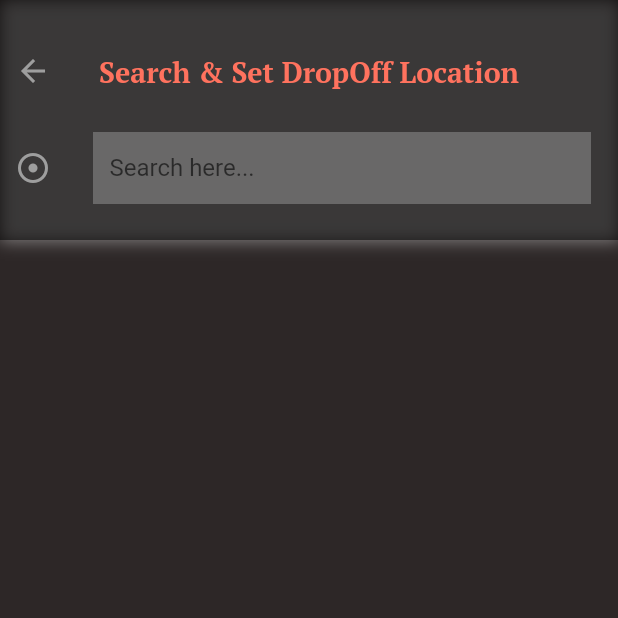
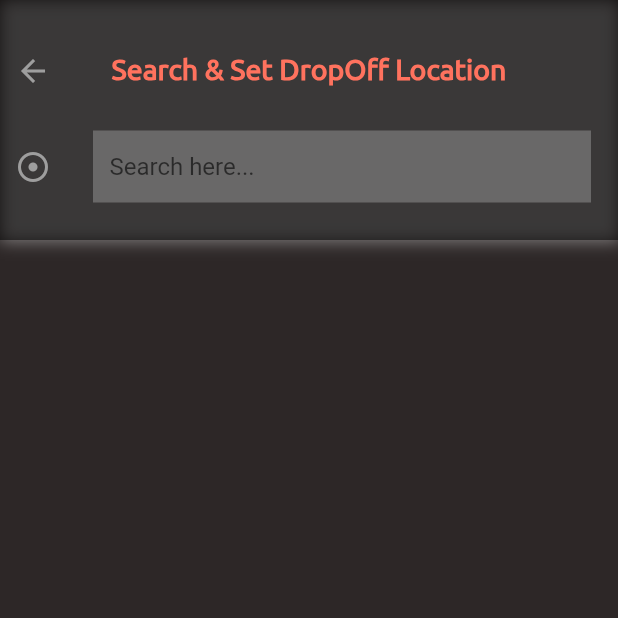
Before and after one commit to SahilMangal/RideShare-Users, a Flutter app: the MainScreen screen opened directly, after a tap on "To", on a phone screen of 412 x 824 dp, the top half of it. Run offline on Flutter 3.47's test engine with Material 2 defaults, Android fonts, the phone set to English and light mode, and no system bars; our stand-ins replace animated_text_kit, firebase_auth, firebase_core, firebase_database, fluttertoast, geolocator and 2 more; missing offline and left inert: flutter_geofire, flutter_polyline_points; accounts and stored records are empty.

Commit message:
Changed Font Family

```diff
--- a/lib/mainScreens/about_screen.dart
+++ b/lib/mainScreens/about_screen.dart
@@ -36,7 +36,7 @@ class _AboutScreenState extends State<AboutScreen> {
                   color: Color(0xFFff725e),
                   fontSize: 30,
                   fontWeight: FontWeight.bold,
-                  fontFamily: "PTSerif",
+                  fontFamily: "Ubuntu",
                   letterSpacing: 6,
                 ),
               ),
@@ -87,7 +87,7 @@ class _AboutScreenState extends State<AboutScreen> {
                         color: Colors.white,
                         fontSize: 15,
                         fontWeight: FontWeight.bold,
-                        fontFamily: "PTSerif"
+                        fontFamily: "Ubuntu"
                     ),
                   ),
               ),
--- a/lib/mainScreens/main_screen.dart
+++ b/lib/mainScreens/main_screen.dart
@@ -523,11 +523,7 @@ class _MainScreenState extends State<MainScreen> {
                   showUIForAssignedDriverInfo();
 
                 }
-
               });
-
-
-
             } else {
               Fluttertoast.showToast(msg: "This Driver don't exist.");
             }
@@ -712,7 +708,7 @@ class _MainScreenState extends State<MainScreen> {
                                 style: TextStyle(
                                   color: Color(0xFFff725e),
                                   fontSize: 12,
-                                  fontFamily: "PTSerif",
+                                  fontFamily: "Ubuntu",
                                 ),
                               ),
                               Text(
@@ -722,7 +718,7 @@ class _MainScreenState extends State<MainScreen> {
                                 style: const TextStyle(
                                   color: Colors.white,
                                   fontSize: 15,
-                                  fontFamily: "PTSerif",
+                                  fontFamily: "Ubuntu",
                                 ),
                               ),
                             ],
@@ -764,7 +760,7 @@ class _MainScreenState extends State<MainScreen> {
                                   style: TextStyle(
                                     color: Color(0xFFff725e),
                                     fontSize: 12,
-                                    fontFamily: "PTSerif",
+                                    fontFamily: "Ubuntu",
                                   ),
                                 ),
                                 Text(
@@ -774,7 +770,7 @@ class _MainScreenState extends State<MainScreen> {
                                   style: const TextStyle(
                                     color: Colors.white,
                                     fontSize: 15,
-                                    fontFamily: "PTSerif",
+                                    fontFamily: "Ubuntu",
                                   ),
                                 ),
                               ],
@@ -801,7 +797,8 @@ class _MainScreenState extends State<MainScreen> {
                             "Request a Ride",
                             style: TextStyle(
                               color: Colors.white,
-                              fontFamily: "PTSerif",
+                              fontFamily: "Ubuntu",
+                              fontWeight: FontWeight.bold
                             ),
                           ),
                           onPressed: (){
@@ -815,7 +812,7 @@ class _MainScreenState extends State<MainScreen> {
                           },
                           style: ElevatedButton.styleFrom(
                             primary: Color(0xFFff725e),
-                            textStyle: const TextStyle(fontSize: 16, fontWeight: FontWeight.bold,fontFamily: "PTSerif"),
+                            textStyle: const TextStyle(fontSize: 16, fontWeight: FontWeight.bold,fontFamily: "Ubuntu"),
                           ),
                         ),
                       )
@@ -857,7 +854,7 @@ class _MainScreenState extends State<MainScreen> {
                             fontSize: 30.0,
                             color: Color(0xFFff725e),
                             fontWeight: FontWeight.bold,
-                            fontFamily: "PTSerif"
+                            fontFamily: "Ubuntu"
                         ),
                       ),
                       ScaleAnimatedText(
@@ -867,7 +864,7 @@ class _MainScreenState extends State<MainScreen> {
                         textStyle: const TextStyle(
                             fontSize: 32.0,
                             color: Color(0xFFff725e),
-                            fontFamily: "PTSerif"
+                            fontFamily: "Ubuntu"
                         ),
                       ),
                     ],
@@ -906,7 +903,7 @@ class _MainScreenState extends State<MainScreen> {
                         driverRideStatus,
                         style: const TextStyle(
                           fontSize: 20,
-                          fontFamily: "PTSerif",
+                          fontFamily: "Ubuntu",
                           fontWeight: FontWeight.bold,
                           color: Color(0xFFff725e),
                         ),
@@ -933,7 +930,7 @@ class _MainScreenState extends State<MainScreen> {
                           textAlign: TextAlign.center,
                           style: const TextStyle(
                             fontSize: 16,
-                            fontFamily: "PTSerif",
+                            fontFamily: "Ubuntu",
                             color: Color(0xFFff725e),
                           ),
                         ),
@@ -952,7 +949,7 @@ class _MainScreenState extends State<MainScreen> {
                           textAlign: TextAlign.center,
                           style: const TextStyle(
                             fontSize: 20,
-                            fontFamily: "PTSerif",
+                            fontFamily: "Ubuntu",
                             fontWeight: FontWeight.bold,
                             color: Colors.white70,
                           ),
@@ -989,7 +986,7 @@ class _MainScreenState extends State<MainScreen> {
                           style: TextStyle(
                             color: Colors.white,
                             fontWeight: FontWeight.bold,
-                            fontFamily: "PTSerif",
+                            fontFamily: "Ubuntu",
                           ),
                         ),
                       ),
--- a/lib/mainScreens/profile_screen.dart
+++ b/lib/mainScreens/profile_screen.dart
@@ -24,7 +24,7 @@ class _ProfileScreenState extends State<ProfileScreen> {
               userModelCurrentInfo!.name!,
               style: const TextStyle(
                 fontSize: 50,
-                fontFamily: "PTSerif",
+                fontFamily: "Ubuntu",
                 fontWeight: FontWeight.bold,
                   color: Color(0xFFff725e),
               ),
@@ -73,7 +73,7 @@ class _ProfileScreenState extends State<ProfileScreen> {
                   color: Colors.white,
                   fontSize: 20,
                   fontWeight: FontWeight.bold,
-                  fontFamily: "PTSerif"
+                  fontFamily: "Ubuntu"
                 ),
               ),
             ),
--- a/lib/mainScreens/rate_driver_screen.dart
+++ b/lib/mainScreens/rate_driver_screen.dart
@@ -54,7 +54,7 @@ class _RateDriverScreenState extends State<RateDriverScreen> {
                     fontSize: 20,
                     letterSpacing: 2,
                     color: Color(0xFFff725e),
-                    fontFamily: "PTSerif"
+                    fontFamily: "Ubuntu"
                 ),
               ),
 
@@ -119,7 +119,7 @@ class _RateDriverScreenState extends State<RateDriverScreen> {
                     fontSize: 30,
                     fontWeight: FontWeight.bold,
                     color: Colors.grey,
-                    fontFamily: "PTSerif"
+                    fontFamily: "Ubuntu"
                 ),
               ),
 
@@ -161,7 +161,7 @@ class _RateDriverScreenState extends State<RateDriverScreen> {
                         fontSize: 20,
                         color: Colors.white,
                         fontWeight: FontWeight.bold,
-                        fontFamily: "PTSerif"
+                        fontFamily: "Ubuntu"
                     ),
                   ),
               ),
--- a/lib/mainScreens/search_places_screen.dart
+++ b/lib/mainScreens/search_places_screen.dart
@@ -89,7 +89,7 @@ class _SearchPlacesScreenState extends State<SearchPlacesScreen> {
                             color: Color(0xFFff725e),
                             fontSize: 19,
                             fontWeight: FontWeight.bold,
-                            fontFamily: "PTSerif",
+                            fontFamily: "Ubuntu",
                           ),
                         ),
                       ),
--- a/lib/splashScreen/splash_screen.dart
+++ b/lib/splashScreen/splash_screen.dart
@@ -58,7 +58,7 @@ class _MySplashScreenState extends State<MySplashScreen> {
                 "Ride Share!",
                 style: TextStyle(
                   fontSize: 30,
-                  fontFamily: 'PTSerif',
+                  fontFamily: 'Ubuntu',
                   color: Color(0xFFff725e),
                   fontWeight: FontWeight.bold,
                 ),
--- a/lib/widgets/info_design_ui.dart
+++ b/lib/widgets/info_design_ui.dart
@@ -28,7 +28,7 @@ class _InfoDesignUIWidgetState extends State<InfoDesignUIWidget> {
           widget.textInfo!,
           style: const TextStyle(
             fontWeight: FontWeight.bold,
-            fontFamily: "PTSerif",
+            fontFamily: "Ubuntu",
             fontSize: 16,
             color: Colors.white,
           ),
--- a/lib/widgets/my_drawer.dart
+++ b/lib/widgets/my_drawer.dart
@@ -47,8 +47,8 @@ class _MyDrawerState extends State<MyDrawer> {
                       Text(
                         widget.name.toString(),
                         style: const TextStyle(
-                          fontSize: 19,
-                          fontFamily: 'PTSerif',
+                          fontSize: 20,
+                          fontFamily: 'Ubuntu',
                           color: Color(0xFFECEFF1),
                           fontWeight: FontWeight.bold,
                         ),
@@ -61,7 +61,7 @@ class _MyDrawerState extends State<MyDrawer> {
                         widget.email.toString(),
                         style: const TextStyle(
                           fontSize: 12,
-                          fontFamily: 'PTSerif',
+                          fontFamily: 'Ubuntu',
                           color: Color(0xFFECEFF1),
                         ),
                       ),
@@ -90,7 +90,7 @@ class _MyDrawerState extends State<MyDrawer> {
                 style: TextStyle(
                   color: Color(0xFFff725e),
                   fontSize: 20,
-                  fontFamily: 'PTSerif',
+                  fontFamily: 'Ubuntu',
                   fontWeight: FontWeight.bold,
                 ),
               ),
@@ -111,7 +111,7 @@ class _MyDrawerState extends State<MyDrawer> {
                 style: TextStyle(
                   color: Color(0xFFff725e),
                   fontSize: 20,
-                  fontFamily: 'PTSerif',
+                  fontFamily: 'Ubuntu',
                   fontWeight: FontWeight.bold,
                 ),
               ),
@@ -132,7 +132,7 @@ class _MyDrawerState extends State<MyDrawer> {
                 style: TextStyle(
                   color: Color(0xFFff725e),
                   fontSize: 20,
-                  fontFamily: 'PTSerif',
+                  fontFamily: 'Ubuntu',
                   fontWeight: FontWeight.bold,
                 ),
               ),
@@ -155,7 +155,7 @@ class _MyDrawerState extends State<MyDrawer> {
                 style: TextStyle(
                   color: Color(0xFFff725e),
                   fontSize: 20,
-                  fontFamily: 'PTSerif',
+                  fontFamily: 'Ubuntu',
                   fontWeight: FontWeight.bold,
                 ),
               ),
@@ -175,7 +175,7 @@ class _MyDrawerState extends State<MyDrawer> {
                 style: TextStyle(
                   color: Color(0xFFff725e),
                   fontSize: 20,
-                  fontFamily: 'PTSerif',
+                  fontFamily: 'Ubuntu',
                   fontWeight: FontWeight.bold,
                 ),
               ),
--- a/lib/widgets/place_prediction_tile.dart
+++ b/lib/widgets/place_prediction_tile.dart
@@ -91,7 +91,7 @@ class _PlacePredictionTileDesignState extends State<PlacePredictionTileDesign> {
                         fontSize: 17.0,
                         color: Color(0xFFff725e),
                         fontWeight: FontWeight.bold,
-                        fontFamily: "PTSerif"
+                        fontFamily: "Ubuntu"
                       ),
                     ),
 
@@ -103,7 +103,7 @@ class _PlacePredictionTileDesignState extends State<PlacePredictionTileDesign> {
                       style: const TextStyle(
                         fontSize: 12.0,
                         color: Colors.white54,
-                        fontFamily: "PTSerif",
+                        fontFamily: "Ubuntu",
                       ),
                     ),
 
--- a/lib/widgets/progress_dialog.dart
+++ b/lib/widgets/progress_dialog.dart
@@ -34,6 +34,8 @@ class ProgressDialog extends StatelessWidget {
                 style: const TextStyle(
                   color: Color(0xFFff725e),
                   fontSize: 15.0,
+                  fontFamily: "Ubuntu",
+                  fontWeight: FontWeight.bold
                 ),
               )
 
--- a/pubspec.yaml
+++ b/pubspec.yaml
@@ -119,3 +119,7 @@ flutter:
           style: normal
         - asset: fonts/PTSerif-Bold.ttf
           style: italic
+    - family: Ubuntu
+      fonts:
+        - asset: fonts/Ubuntu-Regular.ttf
+          style: normal
```
Also changed, not shown: lib/authentication/login_screen.dart (+12 -2 lines), lib/authentication/signup_screen.dart (+18 -2 lines), lib/mainScreens/select_nearest_active_driver_screen.dart (+6 -1 lines), lib/mainScreens/trips_history_screen.dart (+6 -2 lines), lib/widgets/history_design_ui.dart (+22 -12 lines), lib/widgets/pay_fare_amount_dialog.dart (+4 -4 lines), fonts/Ubuntu-Regular.ttf (added).
